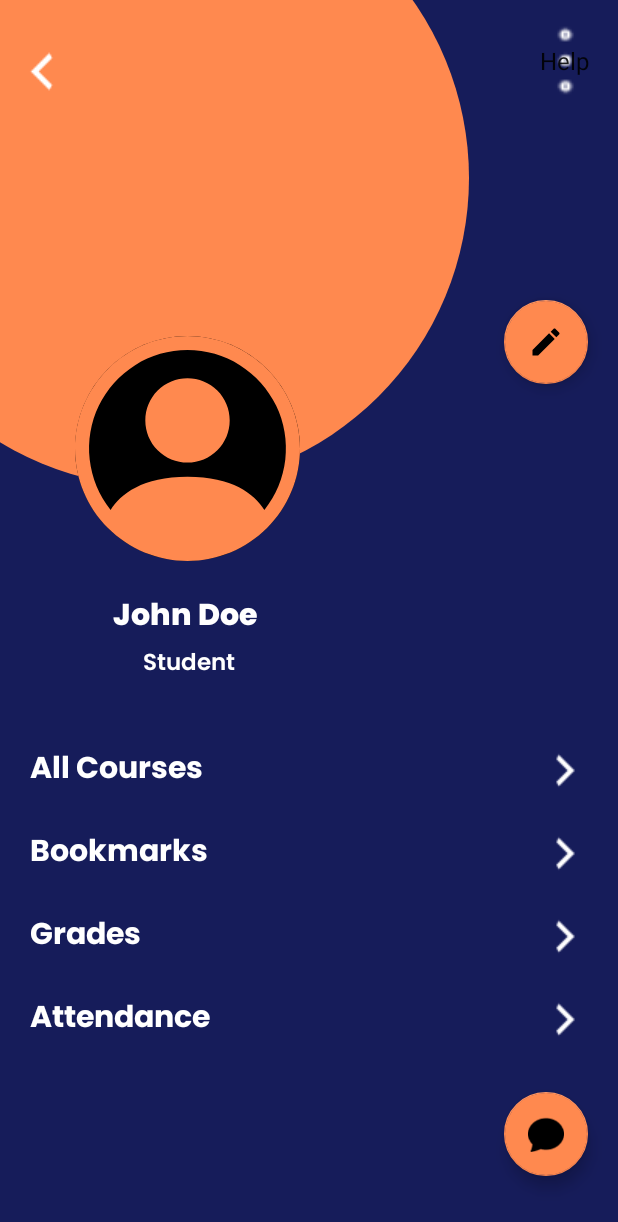
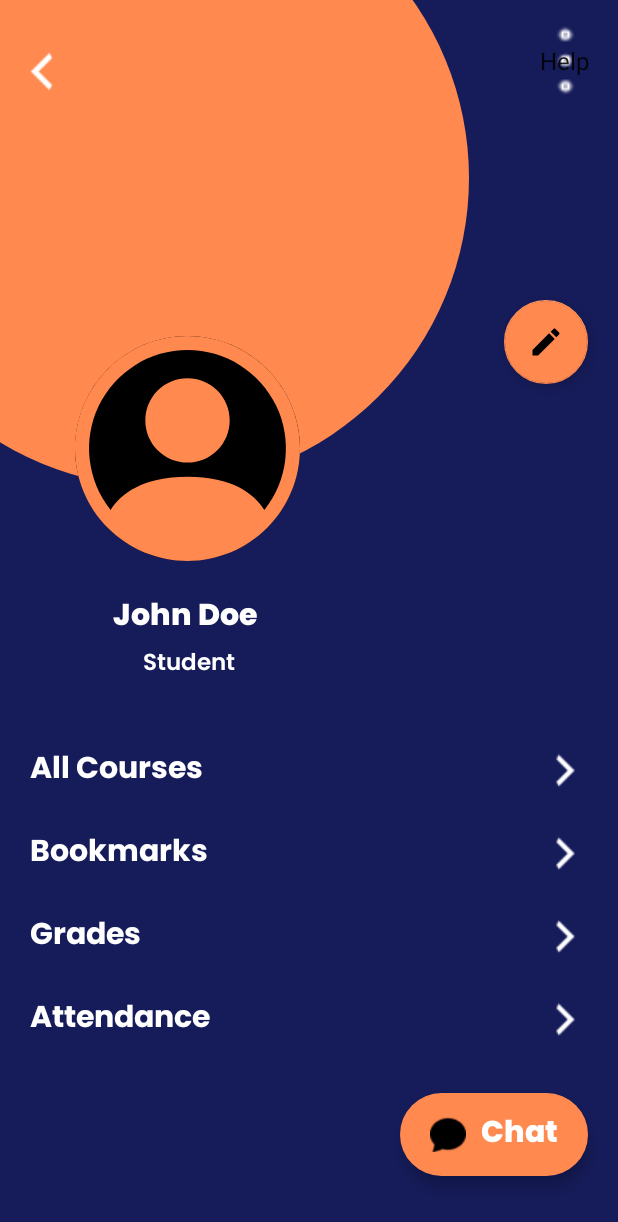
Before and after one commit to Janenjihia/Virtualschools, an Android app: the ProfileActivity screen opened directly, with no data from a screen before it, on a phone screen of 412 x 824 dp. Shown: the top 1222 px of the screen. Run offline under Robolectric (Android 15) with nearby library versions, the phone set to English and light mode, and no system bars; our stand-ins replace ButterKnife.

Commit message:
change floating action buttons to extended

```diff
--- a/app/src/main/res/layout/activity_profile.xml
+++ b/app/src/main/res/layout/activity_profile.xml
@@ -63,10 +63,16 @@
         android:layout_height="wrap_content"
         android:layout_marginTop="200dp"
         android:layout_marginEnd="20dp"
+        android:contentDescription="edit"
+        android:paddingStart="10dp"
+        android:paddingTop="10dp"
+        android:paddingEnd="10dp"
+        android:paddingBottom="10dp"
         android:src="@drawable/ic_baseline_edit"
         app:backgroundTint="@color/Orange"
         app:layout_constraintEnd_toEndOf="parent"
-        app:layout_constraintTop_toTopOf="parent" />
+        app:layout_constraintTop_toTopOf="parent"
+        tools:ignore="HardcodedText,SpeakableTextPresentCheck" />
 
     <TextView
         android:id="@+id/all_courses"
@@ -166,8 +172,8 @@
         app:layout_constraintTop_toTopOf="parent"
         tools:ignore="SpeakableTextPresentCheck" />
 
-    <com.google.android.material.floatingactionbutton.FloatingActionButton
-        android:id="@+id/floatingActionButton"
+    <com.google.android.material.floatingactionbutton.ExtendedFloatingActionButton
+        android:id="@+id/chatActionButton"
         android:layout_width="wrap_content"
         android:layout_height="wrap_content"
         android:layout_alignParentEnd="true"
@@ -178,10 +184,20 @@
         android:clickable="true"
         android:contentDescription="chat"
         android:focusable="true"
+        android:fontFamily="@font/poppins_extrabold"
+        android:paddingStart="20dp"
+        android:paddingTop="10dp"
+        android:paddingEnd="20dp"
+        android:paddingBottom="10dp"
+        android:text="Chat"
+        android:textAlignment="center"
+        android:textColor="@color/white"
+        android:textSize="20sp"
         app:backgroundTint="@color/Orange"
+        app:icon="@drawable/bi_chat_2"
+        app:iconPadding="10dp"
         app:layout_constraintBottom_toBottomOf="parent"
         app:layout_constraintEnd_toEndOf="parent"
-        app:srcCompat="@drawable/chat"
-        tools:ignore="HardcodedText" />
+        tools:ignore="HardcodedText,TextContrastCheck" />
 
 </androidx.constraintlayout.widget.ConstraintLayout>
--- a/app/src/main/res/values/themes.xml
+++ b/app/src/main/res/values/themes.xml
@@ -24,4 +24,8 @@
     <style name="Widget.MaterialComponents.FloatingActionButton" parent="Widget.Design.FloatingActionButton">
         <item name="android:background">@null</item>
     </style>
+
+    <style name="Widget.MaterialComponents.ExtendedFloatingActionButton" parent="Widget.Design.FloatingActionButton">
+        <item name="android:background">@null</item>
+    </style>
 </resources>
```
Also changed, not shown: app/src/main/res/layout/activity_main.xml (+13 -3 lines), app/src/main/res/layout/bookmark_layout.xml (+13 -3 lines), app/src/main/res/drawable/bi_chat.png (added), app/src/main/res/drawable/bi_chat_2.png (added).
